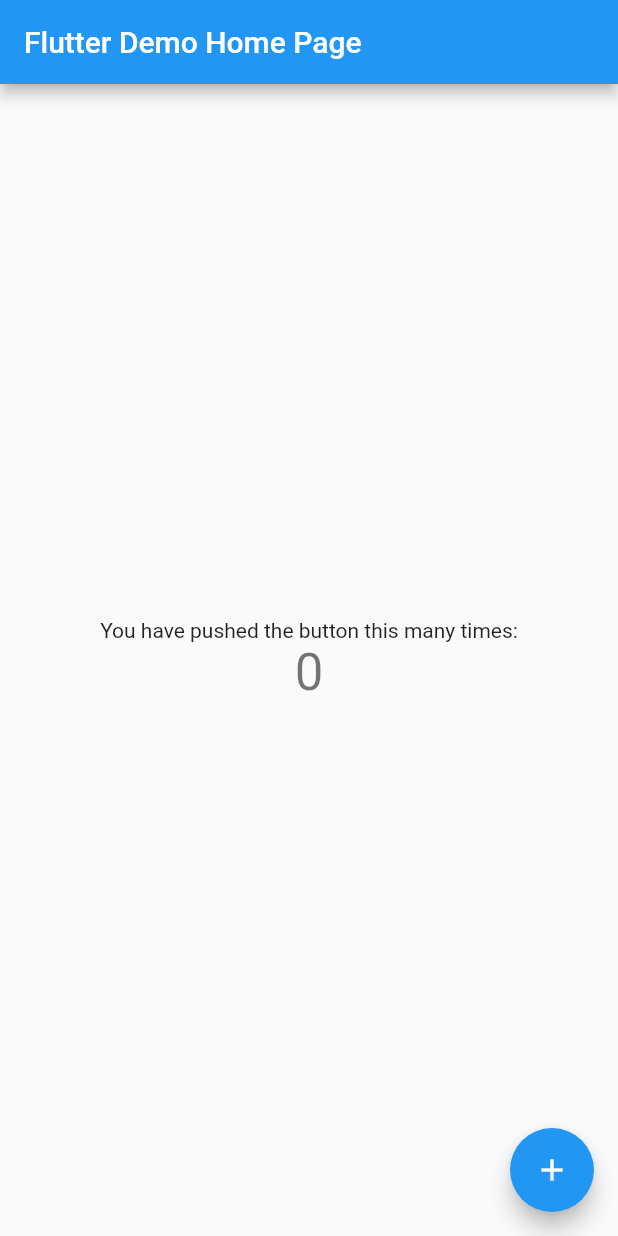
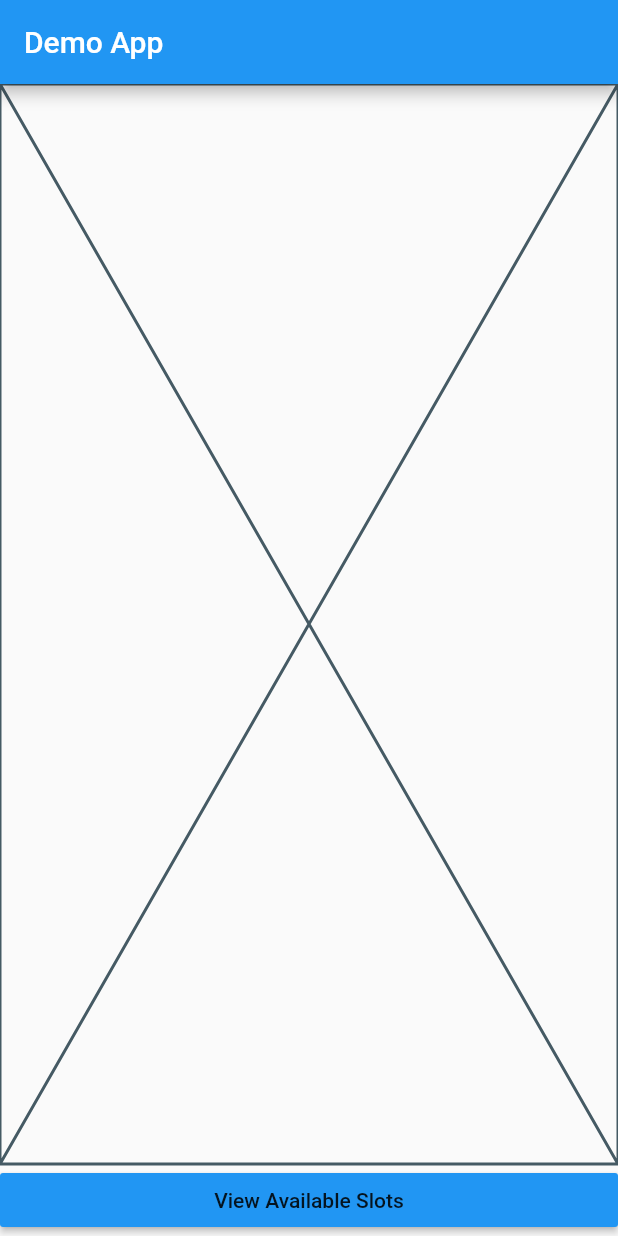
Before and after one commit to justshreyas/slot-booking-system, a Flutter app: the screen it shows after launch, on a phone screen of 412 x 824 dp. Run offline on Flutter 3.47's test engine with Material 2 defaults, Android fonts, the phone set to English and light mode, and no system bars; our stand-ins replace bloc, flutter_bloc.

Commit message:
REACTOR : main file

```diff
--- a/slot_booking_example/lib/main.dart
+++ b/slot_booking_example/lib/main.dart
@@ -1,4 +1,9 @@
 import 'package:flutter/material.dart';
+import 'package:slot_booking/state_management/cubit/slot_booking_cubit.dart';
+
+import 'slot_booking_implementation/presentation/slot_booking_page.dart';
+import 'slot_booking_implementation/usecases/book_slot_uc_impl.dart';
+import 'slot_booking_implementation/usecases/fetch_slots_uc_impl.dart';
 
 void main() {
   runApp(const MyApp());
@@ -13,103 +18,35 @@
     return MaterialApp(
       title: 'Flutter Demo',
       theme: ThemeData(
-        // This is the theme of your application.
-        //
-        // Try running your application with "flutter run". You'll see the
-        // application has a blue toolbar. Then, without quitting the app, try
-        // changing the primarySwatch below to Colors.green and then invoke
-        // "hot reload" (press "r" in the console where you ran "flutter run",
-        // or simply save your changes to "hot reload" in a Flutter IDE).
-        // Notice that the counter didn't reset back to zero; the application
-        // is not restarted.
         primarySwatch: Colors.blue,
       ),
-      home: const MyHomePage(title: 'Flutter Demo Home Page'),
+      home: const HomePage(),
     );
   }
 }
 
-class MyHomePage extends StatefulWidget {
-  const MyHomePage({Key? key, required this.title}) : super(key: key);
-
-  // This widget is the home page of your application. It is stateful, meaning
-  // that it has a State object (defined below) that contains fields that affect
-  // how it looks.
-
-  // This class is the configuration for the state. It holds the values (in this
-  // case the title) provided by the parent (in this case the App widget) and
-  // used by the build method of the State. Fields in a Widget subclass are
-  // always marked "final".
-
-  final String title;
-
-  @override
-  State<MyHomePage> createState() => _MyHomePageState();
-}
-
-class _MyHomePageState extends State<MyHomePage> {
-  int _counter = 0;
-
-  void _incrementCounter() {
-    setState(() {
-      // This call to setState tells the Flutter framework that something has
-      // changed in this State, which causes it to rerun the build method below
-      // so that the display can reflect the updated values. If we changed
-      // _counter without calling setState(), then the build method would not be
-      // called again, and so nothing would appear to happen.
-      _counter++;
-    });
-  }
+class HomePage extends StatelessWidget {
+  const HomePage({Key? key}) : super(key: key);
 
   @override
   Widget build(BuildContext context) {
-    // This method is rerun every time setState is called, for instance as done
-    // by the _incrementCounter method above.
-    //
-    // The Flutter framework has been optimized to make rerunning build methods
-    // fast, so that you can just rebuild anything that needs updating rather
-    // than having to individually change instances of widgets.
     return Scaffold(
-      appBar: AppBar(
-        // Here we take the value from the MyHomePage object that was created by
-        // the App.build method, and use it to set our appbar title.
-        title: Text(widget.title),
-      ),
-      body: Center(
-        // Center is a layout widget. It takes a single child and positions it
-        // in the middle of the parent.
-        child: Column(
-          // Column is also a layout widget. It takes a list of children and
-          // arranges them vertically. By default, it sizes itself to fit its
-          // children horizontally, and tries to be as tall as its parent.
-          //
-          // Invoke "debug painting" (press "p" in the console, choose the
-          // "Toggle Debug Paint" action from the Flutter Inspector in Android
-          // Studio, or the "Toggle Debug Paint" command in Visual Studio Code)
-          // to see the wireframe for each widget.
-          //
-          // Column has various properties to control how it sizes itself and
-          // how it positions its children. Here we use mainAxisAlignment to
-          // center the children vertically; the main axis here is the vertical
-          // axis because Columns are vertical (the cross axis would be
-          // horizontal).
-          mainAxisAlignment: MainAxisAlignment.center,
-          children: <Widget>[
-            const Text(
-              'You have pushed the button this many times:',
-            ),
-            Text(
-              '$_counter',
-              style: Theme.of(context).textTheme.headline4,
-            ),
-          ],
-        ),
-      ),
-      floatingActionButton: FloatingActionButton(
-        onPressed: _incrementCounter,
-        tooltip: 'Increment',
-        child: const Icon(Icons.add),
-      ), // This trailing comma makes auto-formatting nicer for build methods.
+      appBar: AppBar(title: const Text("Demo App")),
+      body: const Placeholder(),
+      bottomNavigationBar: MaterialButton(
+          color: Colors.blue,
+          child: const Text("View Available Slots"),
+          onPressed: () {
+            Navigator.push(
+                context,
+                MaterialPageRoute(
+                    builder: (_) => SlotBookingPage(
+                          cubit: SlotBookingCubit(
+                            BookSlotUsecaseImpl(),
+                            FetchSlotsUsecaseImpl(),
+                          ),
+                        )));
+          }),
     );
   }
 }
```
